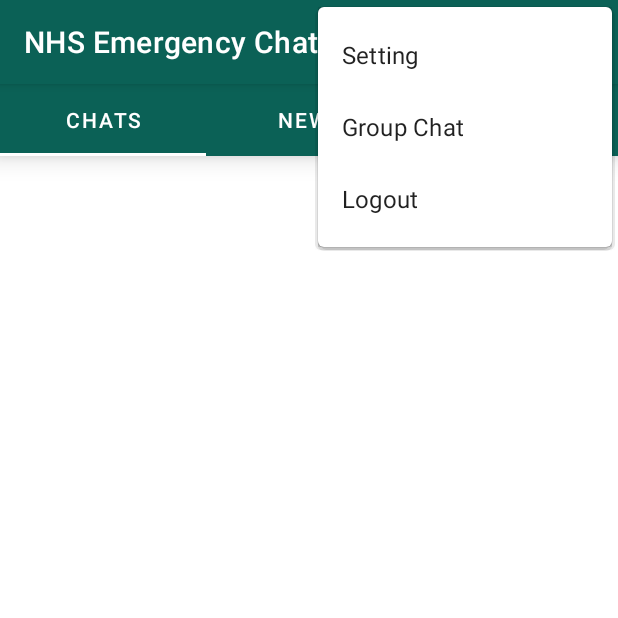
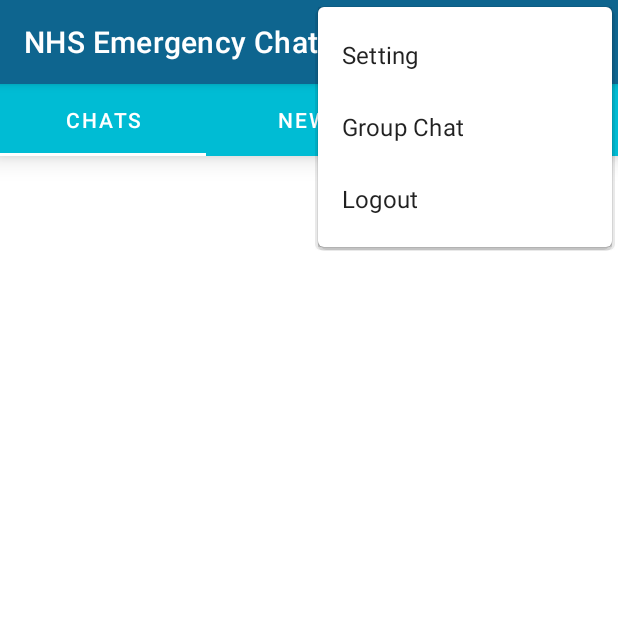
Before and after one commit to Samyuk-Yadav/W9519946_Samyuk-Yadav_Internship-Project, an Android app: the screen it shows after launch once a user with an empty profile is signed in (MainActivity), with the options menu open, on a phone screen of 412 x 824 dp, the top half of it. Run offline under Robolectric (Android 15) with nearby library versions, the phone set to English and light mode, and no system bars; our stand-ins replace Firebase (no records; nobody signed in at launch, a user with empty details on screens opened directly), Picasso; 4 statements that could not run were skipped.

Commit message:
Worked on end UI layouts

```diff
--- a/app/src/main/java/uk/ac/tees/W9519946/chat/SignIn.java
+++ b/app/src/main/java/uk/ac/tees/W9519946/chat/SignIn.java
@@ -54,7 +54,6 @@ public class SignIn extends AppCompatActivity {
         progressDialog = new ProgressDialog(SignIn.this);
         progressDialog.setTitle("Login");
         progressDialog.setMessage("Login to your account");
-
 
         GoogleSignInOptions gso = new GoogleSignInOptions.Builder(GoogleSignInOptions.DEFAULT_SIGN_IN)
                 .requestIdToken(getString(R.string.default_web_client_id))
--- a/app/src/main/res/layout/activity_main.xml
+++ b/app/src/main/res/layout/activity_main.xml
@@ -10,7 +10,7 @@
         android:id="@+id/TabLayout"
         android:layout_width="match_parent"
         android:layout_height="wrap_content"
-        android:background="@color/colorPrimary"
+        android:background="@color/blue"
         android:elevation="10dp"
         app:layout_constraintEnd_toEndOf="parent"
         app:layout_constraintStart_toStartOf="parent"
--- a/app/src/main/res/values/colors.xml
+++ b/app/src/main/res/values/colors.xml
@@ -11,17 +11,17 @@
 
 
 
-    <color name="colorPrimary">#0b6156</color>
-    <color name="colorPrimaryDark">#095049</color>
+    <color name="colorPrimary">#0E658F</color>
+    <color name="colorPrimaryDark">#0FA4E6</color>
     <color name="colorAccent" >#03DAC5</color>
     <color name="lightGrey" >#EDEDED</color>
-    <color name="whatsAppColor">#0b6156</color>
+    <color name="whatsAppColor">#0121FF</color>
     <color name="red">#9F0B0B</color>
     <color name="status_background" >#009688</color>
-    <color name="chat_background" >#8BC34A</color>
+    <color name="chat_background" >#9ACFE8</color>
     <color name="fb_color"    >#3c5793</color>
     <color name="lightgreen" >#e5ffcc</color>
-    <color name="settingsIconColor" >#0E8374</color>
+    <color name="settingsIconColor" >#4B6198</color>
     <color name="grayBackground"  >#BCBCBC</color>
     <color name="chatbackground">#AAAAAA</color>
 
```
